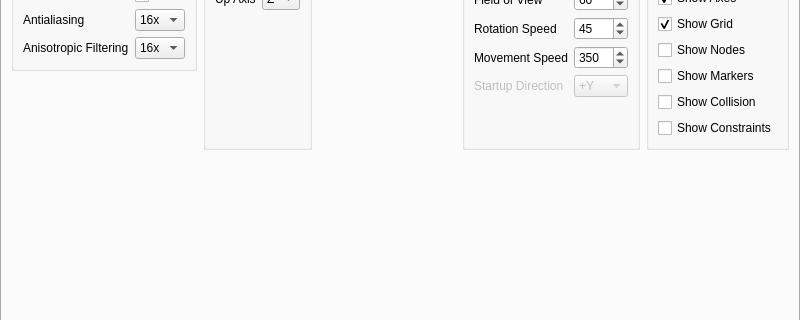
Old version of the form src/ui/settingsrender.ui in the repository niftools/nifskope; both pictures show x 0 to 800 and y 105 to 425 of the 800 by 600 pixel window.
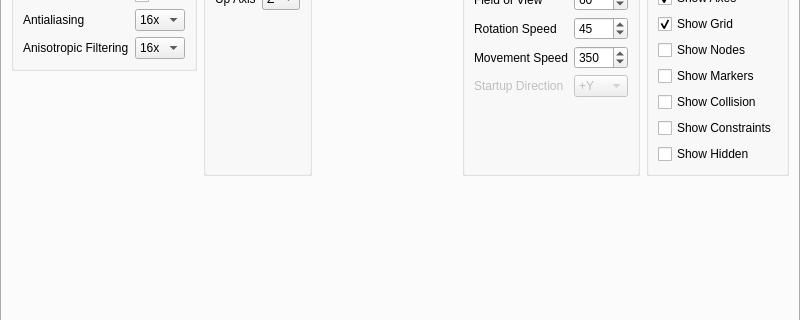
New version of the form. Custom widgets are drawn as their Qt base class.

Commit message: [Settings] Reimplement "Show Hidden"

What changed in the file:
```diff
--- a/src/ui/settingsrender.ui
+++ b/src/ui/settingsrender.ui
@@ -505,6 +505,13 @@
                </property>
               </widget>
              </item>
+             <item row="7" column="0">
+              <widget class="QCheckBox" name="chkShowHidden">
+               <property name="text">
+                <string>Show Hidden</string>
+               </property>
+              </widget>
+             </item>
             </layout>
            </widget>
           </item>
```
The commit also changes 6 other files.
